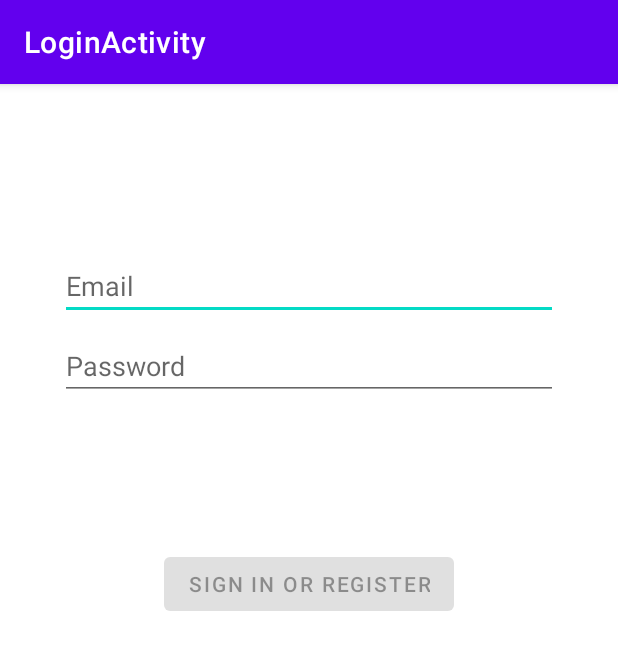
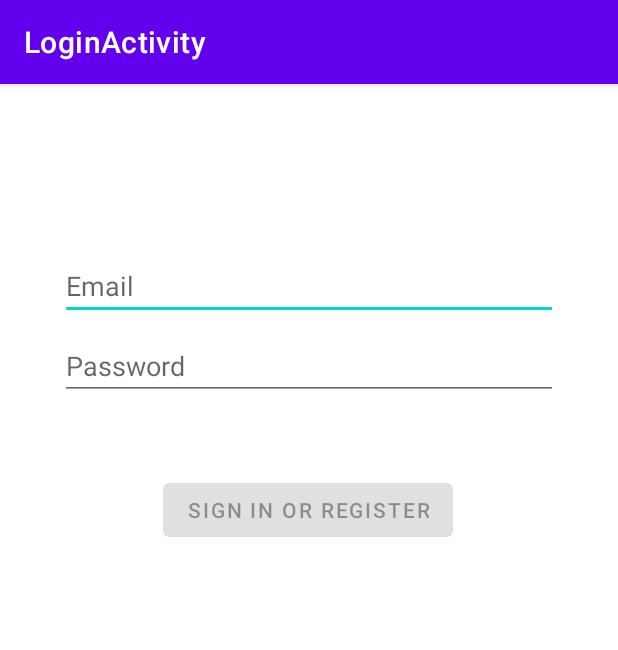
Before and after one commit to bennettandy/androidscratchpad, an Android app: the screen it shows after launch (LoginActivity), on a phone screen of 412 x 824 dp. Shown: the top 650 px of the screen. Run offline under Robolectric (Android 15) with nearby library versions, the phone set to English and light mode, and no system bars; our stand-ins replace Dagger/Hilt's generated code, data binding.

Commit message:
constraint layout prototypes
Signed-off-by: Andrew Bennett <andrew.bennett3@argos.co.uk>

```diff
--- a/app/src/main/java/uk/co/avsoftware/fragvm/ui/login/LoginActivity.kt
+++ b/app/src/main/java/uk/co/avsoftware/fragvm/ui/login/LoginActivity.kt
@@ -11,13 +11,13 @@ import android.text.TextWatcher
 import android.util.Log
 import android.view.View
 import android.view.inputmethod.EditorInfo
-import android.widget.Button
 import android.widget.EditText
-import android.widget.ProgressBar
 import android.widget.Toast
+import androidx.databinding.DataBindingUtil
 import dagger.hilt.android.AndroidEntryPoint
 
 import uk.co.avsoftware.fragvm.R
+import uk.co.avsoftware.fragvm.databinding.ActivityLoginBinding
 
 @AndroidEntryPoint
 class LoginActivity : AppCompatActivity() {
@@ -27,21 +27,12 @@ class LoginActivity : AppCompatActivity() {
     override fun onCreate(savedInstanceState: Bundle?) {
         super.onCreate(savedInstanceState)
 
-        setContentView(R.layout.activity_login)
-
-        // components
-        val username = findViewById<EditText>(R.id.username)
-        val password = findViewById<EditText>(R.id.password)
-        val login = findViewById<Button>(R.id.login)
-        val loading = findViewById<ProgressBar>(R.id.loading)
-
+        // set content view via databinding
+        val binding =
+            DataBindingUtil.setContentView<ActivityLoginBinding>(this, R.layout.activity_login)
 
         val appNameString: String = getString(R.string.app_name)
         Log.i(TAG, "App Name: $appNameString")
-
-        // ViewModel, obtain or create new from factory
-//        loginViewModel = ViewModelProvider(this, LoginViewModelFactory())
-//            .get(LoginViewModel::class.java)
 
         // Using HiltViewModelProvider
         loginViewModel = ViewModelProvider(this).get(LoginViewModel::class.java)
@@ -53,13 +44,13 @@ class LoginActivity : AppCompatActivity() {
             val loginState = it ?: return@Observer
 
             // disable login button unless both username / password is valid
-            login.isEnabled = loginState.isDataValid
+            binding.login.isEnabled = loginState.isDataValid
 
             if (loginState.usernameError != null) {
-                username.error = getString(loginState.usernameError)
+                binding.username.error = getString(loginState.usernameError)
             }
             if (loginState.passwordError != null) {
-                password.error = getString(loginState.passwordError)
+                binding.password.error = getString(loginState.passwordError)
             }
         })
 
@@ -69,7 +60,7 @@ class LoginActivity : AppCompatActivity() {
 
             val loginResult = it ?: return@Observer
 
-            loading.visibility = View.GONE
+            binding.loading.visibility = View.GONE
             if (loginResult.error != null) {
                 showLoginFailed(loginResult.error)
             }
@@ -81,6 +72,9 @@ class LoginActivity : AppCompatActivity() {
             //Complete and destroy login activity once successful
             finish()
         })
+
+        // Apply to View Binding
+        binding.apply {
 
             username.afterTextChanged {
                 loginViewModel.loginDataChanged(
@@ -112,6 +106,8 @@ class LoginActivity : AppCompatActivity() {
                     loading.visibility = View.VISIBLE
                     loginViewModel.login(username.text.toString(), password.text.toString())
                 }
+            }
+
         }
     }
 
--- a/app/src/main/res/layout/activity_login.xml
+++ b/app/src/main/res/layout/activity_login.xml
@@ -1,7 +1,9 @@
 <?xml version="1.0" encoding="utf-8"?>
-<androidx.constraintlayout.widget.ConstraintLayout xmlns:android="http://schemas.android.com/apk/res/android"
+<layout xmlns:android="http://schemas.android.com/apk/res/android"
     xmlns:app="http://schemas.android.com/apk/res-auto"
-    xmlns:tools="http://schemas.android.com/tools"
+    xmlns:tools="http://schemas.android.com/tools">
+
+    <androidx.constraintlayout.widget.ConstraintLayout
         android:id="@+id/container"
         android:layout_width="match_parent"
         android:layout_height="match_parent"
@@ -54,9 +56,10 @@
             android:text="@string/action_sign_in"
             app:layout_constraintBottom_toBottomOf="parent"
             app:layout_constraintEnd_toEndOf="parent"
+            app:layout_constraintHorizontal_bias="0.495"
             app:layout_constraintStart_toStartOf="parent"
             app:layout_constraintTop_toBottomOf="@+id/password"
-        app:layout_constraintVertical_bias="0.2" />
+            app:layout_constraintVertical_bias="0.081" />
 
         <ProgressBar
             android:id="@+id/loading"
@@ -74,3 +77,4 @@
             app:layout_constraintTop_toTopOf="parent"
             app:layout_constraintVertical_bias="0.3" />
     </androidx.constraintlayout.widget.ConstraintLayout>
+</layout>
```
Also changed, not shown: app/src/main/res/layout/main_fragment.xml (+8 -5 lines). Lines whose indentation alone changed are shown as unchanged.
